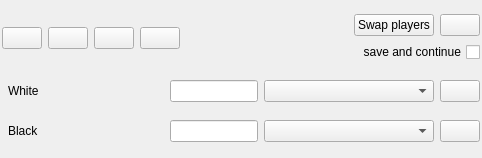
franzm/shatrabase, file src/gui/playgame.ui: the form before one commit.
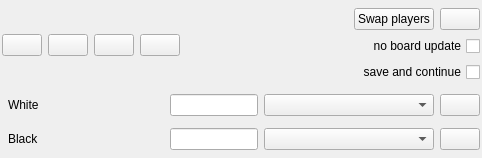
The form after the commit. Icons and pictures are not drawn. Custom widgets are drawn as their Qt base class.

Commit message: add no-board-update option in engine vs. engine play

Diff of the .ui file:
```diff
--- a/src/gui/playgame.ui
+++ b/src/gui/playgame.ui
@@ -163,6 +163,19 @@
          </item>
         </layout>
        </item>
+       <item>
+        <widget class="QCheckBox" name="cbNoUpdateBoard">
+         <property name="toolTip">
+          <string>Disables updating the board graphic</string>
+         </property>
+         <property name="layoutDirection">
+          <enum>Qt::RightToLeft</enum>
+         </property>
+         <property name="text">
+          <string>no board update</string>
+         </property>
+        </widget>
+       </item>
        <item>
         <widget class="QCheckBox" name="cbSaveAndContinue">
          <property name="toolTip">
```
The commit also changes 3 other files.
